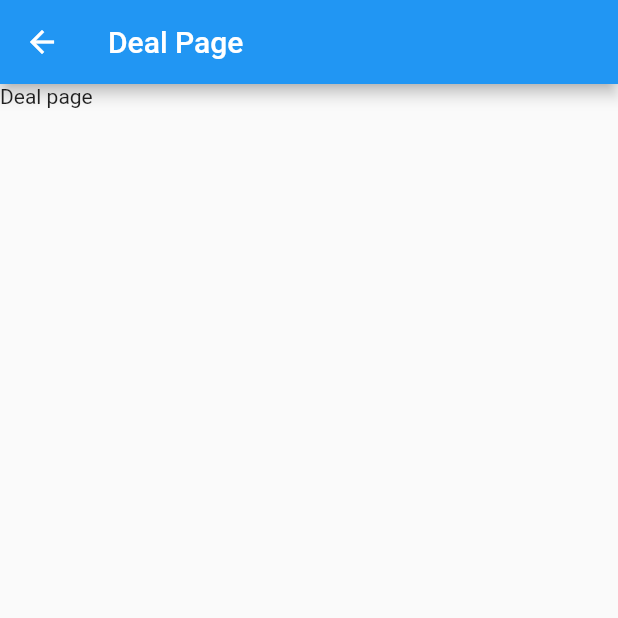
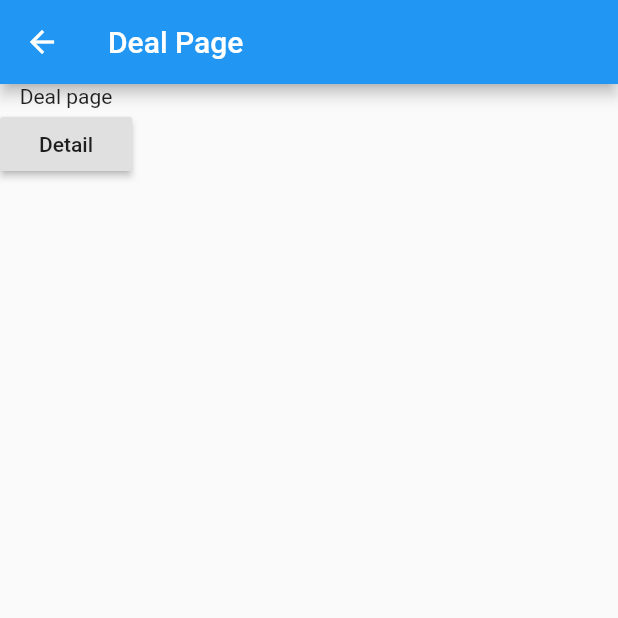
Before and after one commit to AlcAndroid2020/Flutter_uni_link, a Flutter app: the screen it shows after launch, after a tap on "Deals", on a phone screen of 412 x 824 dp, the top half of it. Run offline on Flutter 3.47's test engine with Material 2 defaults, Android fonts, the phone set to English and light mode, and no system bars; our stand-ins replace uni_links.

Commit message:
solved unable to pop issues

```diff
--- a/lib/main.dart
+++ b/lib/main.dart
@@ -9,44 +9,63 @@ void main() {
 }
 
 class MyApp extends StatelessWidget {
-  String Parameter="";
+  String Parameter = "";
+  String routeName = "";
+
   // This widget is the root of your application.
   @override
   Widget build(BuildContext context) {
     return MaterialApp(
       title: 'Flutter Demo',
-      routes: <String,WidgetBuilder>{
-        '/':(BuildContext context)=>MyHomePage(title: 'Flutter Uni Link Demo'),
-        '/Deal':(BuildContext context)=>DealPage(''),
-        '/Detail':(BuildContext context)=>DealDetailPage(''),
 
+      //latest
+      routes: <String, WidgetBuilder>{
+        MyHomePage.routeName: (context) =>
+            MyHomePage(title: "Flutter Uni Link Demo", currentRoute: routeName),
+      },
 
+      onGenerateRoute: (RouteSettings settings) {
+        var page;
+        routeName = settings.name;
+
+        switch (routeName) {
+          case DealPage.routeName:
+            page = DealPage(
+              settings.arguments,
+            );
+            return MaterialPageRoute(builder: (context) => page);
+            break;
+          case "/deal/":
+            page = DealDetailPage(
+              settings.arguments,
+            );
+            return MaterialPageRoute(builder: (context) => page);
+            break;
+
+          default:
+            return MaterialPageRoute(
+              builder: (context) => Scaffold(
+                body: Center(
+                  child: Text('No path for ${settings.name}'),
+                ),
+              ),
+            );
+        }
       },
-onGenerateRoute: (RouteSettings settings){
-
-      final List<String> pathElements = settings.name.split('/');
-      if (pathElements[0] != '') {
-        return null;
-      }
-      if (pathElements[1] == 'Detail') {
-        return MaterialPageRoute<bool>(
-          builder: (BuildContext context) => DealDetailPage(pathElements[2]),
-        );
-      }
-      return null;
-    },
 
       theme: ThemeData(
         primarySwatch: Colors.blue,
         visualDensity: VisualDensity.adaptivePlatformDensity,
       ),
-
     );
   }
 }
 
 class MyHomePage extends StatefulWidget {
-  MyHomePage({Key key, this.title}) : super(key: key);
+  static const String routeName = "/";
+  String currentRoute;
+
+  MyHomePage({Key key, this.title, this.currentRoute}) : super(key: key);
 
   final String title;
 
@@ -71,50 +90,39 @@ class _MyHomePageState extends State<MyHomePage> {
       initialLink = await getInitialLink();
       setState(() {
         linktext = initialLink;
-
-        // if(initialLink!=null)
-        // checkParameter(initialLink);
       });
-
+      //the link enter in broswer or select in app
       print('initial link: $initialLink');
-
-      // Parse the link and warn the user, if it is not correct,
-      // but keep in mind it could be `null`.
     } on PlatformException {
       initialLink = 'Failed to get initial link.';
 
       // Handle exception by warning the user their action did not succeed
-      // return?
+
     }
 
     _sub = getLinksStream().listen((String link) {
       print("sub $_sub");
-
-      // Parse the link and warn the user, if it is not correct
     }, onError: (err) {
       // Handle exception by warning the user their action did not succeed
     });
 
-   if (initialLink != null) checkParameter(initialLink);
+    //when link is not null then check for parameter
+    if (initialLink != null) checkParameter(initialLink);
   }
 
   checkParameter(String link) {
+    //to get parameter like /123
     String parameter = "", page = "";
     var str = link.split('/');
-    if (str.length == 4) page = str[3].trim();
-    else  if (str.length == 5)
-    {parameter = str[4].trim();
+    if (str.length == 4)
+      page = str[3].trim();
+    else if (str.length == 5) {
+      parameter = str[4].trim();
       page = str[3].trim();
     }
 
-    if (page == "deals"||page=="deal") {
-
-
-  //    Navigator.of(context).push(MaterialPageRoute(
-      //     builder: (BuildContext context) => DealPage(parameter)));
-
-   Navigator.of(context).pushNamed('/Deal');
-
+    if (page == "deals" || page == "deal") {
+      Navigator.of(context).pushNamed('/deal', arguments: parameter);
     }
   }
 
@@ -136,8 +144,6 @@ class _MyHomePageState extends State<MyHomePage> {
               onPressed: () {
                 Navigator.push(context,
                     MaterialPageRoute(builder: (context) => DealPage("")));
-
-
               },
             ),
           ],
@@ -149,6 +155,8 @@ class _MyHomePageState extends State<MyHomePage> {
 }
 
 class DealPage extends StatefulWidget {
+  static const String routeName = "/deal";
+
   String parameter;
 
   DealPage(this.parameter);
@@ -161,15 +169,16 @@ class _DealPageState extends State<DealPage> {
   @override
   void initState() {
     // TODO: implement initState
+
     super.initState();
     if (widget.parameter != "") directDetailPage(widget.parameter);
   }
 
+  //the function to go to detail page
   directDetailPage(String parameter) {
-
- //Navigator.of(context).push(MaterialPageRoute(
-   // builder: (BuildContext context) => DealDetailPage(parameter)));
-    Navigator.of(context).pushNamed('/Detail/$parameter');
+    Future.delayed(Duration.zero, () {
+      Navigator.of(context).pushNamed('/deal/', arguments: parameter);
+    });
   }
 
   @override
@@ -181,8 +190,11 @@ class _DealPageState extends State<DealPage> {
       body: Container(
         child: Column(
           children: <Widget>[
-
             Text("Deal page"),
+            RaisedButton(
+              onPressed: () => directDetailPage(widget.parameter),
+              child: Text("Detail"),
+            )
           ],
         ),
       ),
@@ -205,12 +217,12 @@ class _DealDetailPageState extends State<DealDetailPage> {
     return Scaffold(
       appBar: AppBar(
         title: Text("Deal Detail Page"),
-
       ),
       body: Container(
         child: Column(
           children: <Widget>[
             Text("Deal ${widget.parameter}"),
+
           ],
         ),
       ),
```
